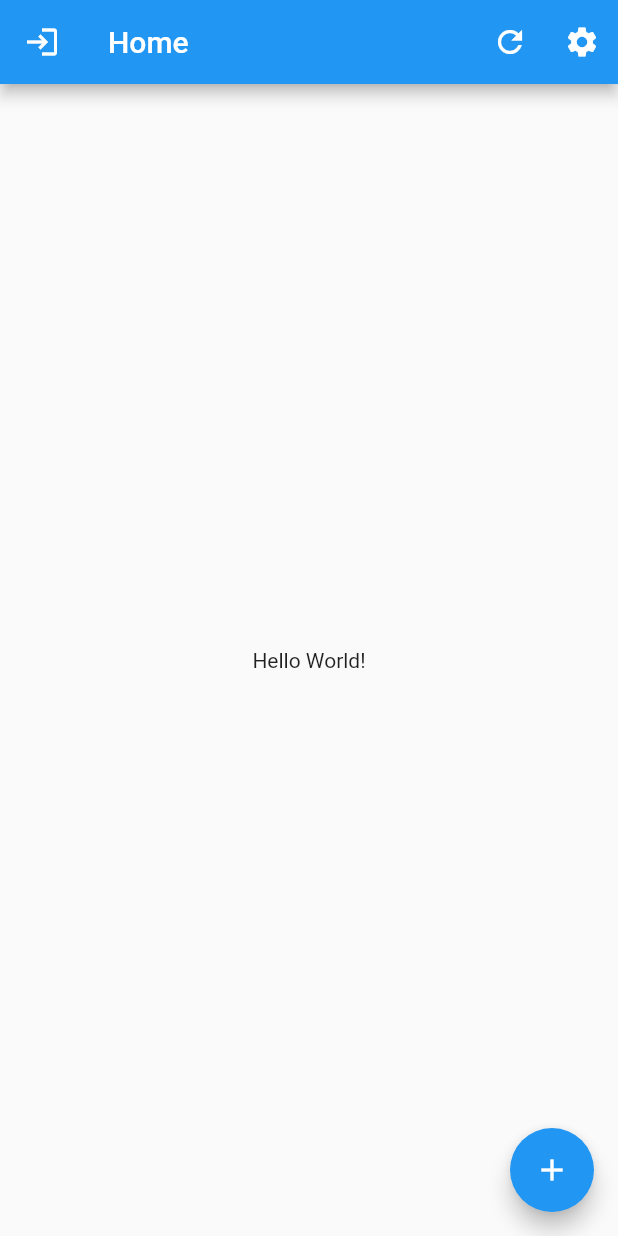
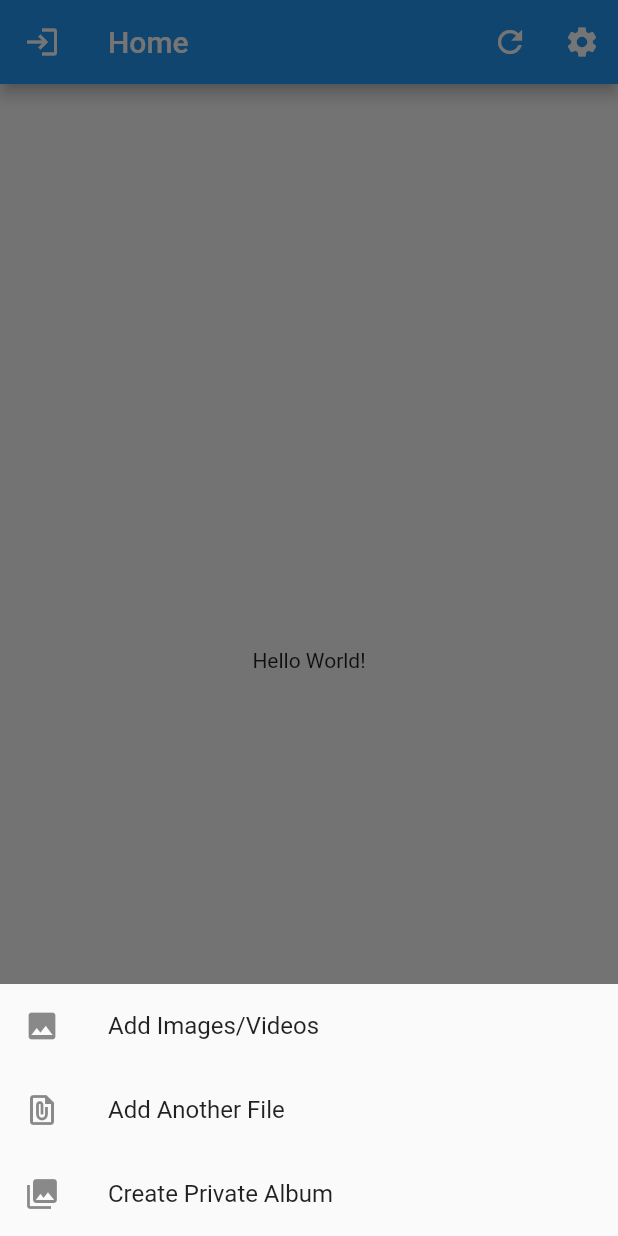
Before and after one commit to VEmpink/VEGA, a Flutter app: the screen it shows after launch, after a tap on the "add" icon, on a phone screen of 412 x 824 dp. Run offline on Flutter 3.47's test engine with Material 2 defaults, Android fonts, the phone set to English and light mode, and no system bars.

Commit message:
Add modal bottom sheet for Home screen

```diff
--- a/lib/src/screens/home.dart
+++ b/lib/src/screens/home.dart
@@ -21,7 +21,33 @@ class Home extends StatelessWidget {
       ),
       floatingActionButton: FloatingActionButton(
         child: Icon(Icons.add),
-        onPressed: () {},
+        onPressed: () {
+          showModalBottomSheet(
+              context: context,
+              builder: (context) {
+                return Wrap(
+                  children: [
+                    ListTile(
+                      leading: Icon(Icons.image),
+                      title: Text("Add Images/Videos"),
+                      onTap: () {
+                        Navigator.pushNamed(context, "FilePicker");
+                      },
+                    ),
+                    ListTile(
+                      leading: Icon(Icons.file_present),
+                      title: Text("Add Another File"),
+                      onTap: () {},
+                    ),
+                    ListTile(
+                      leading: Icon(Icons.photo_library),
+                      title: Text("Create Private Album"),
+                      onTap: () {},
+                    ),
+                  ],
+                );
+              });
+        },
       ),
     );
   }
```
